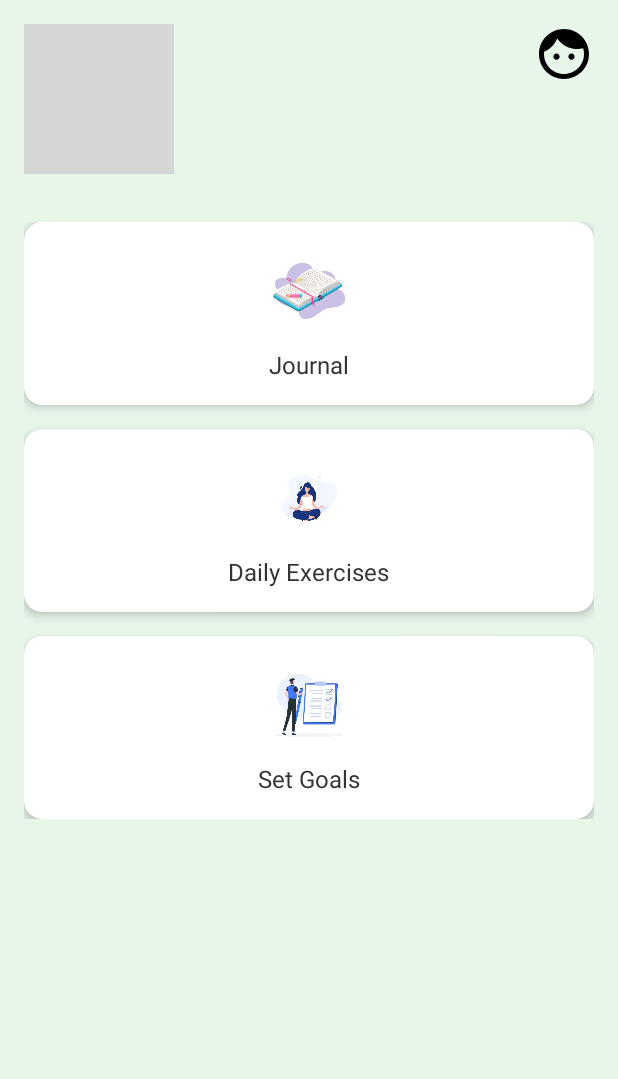
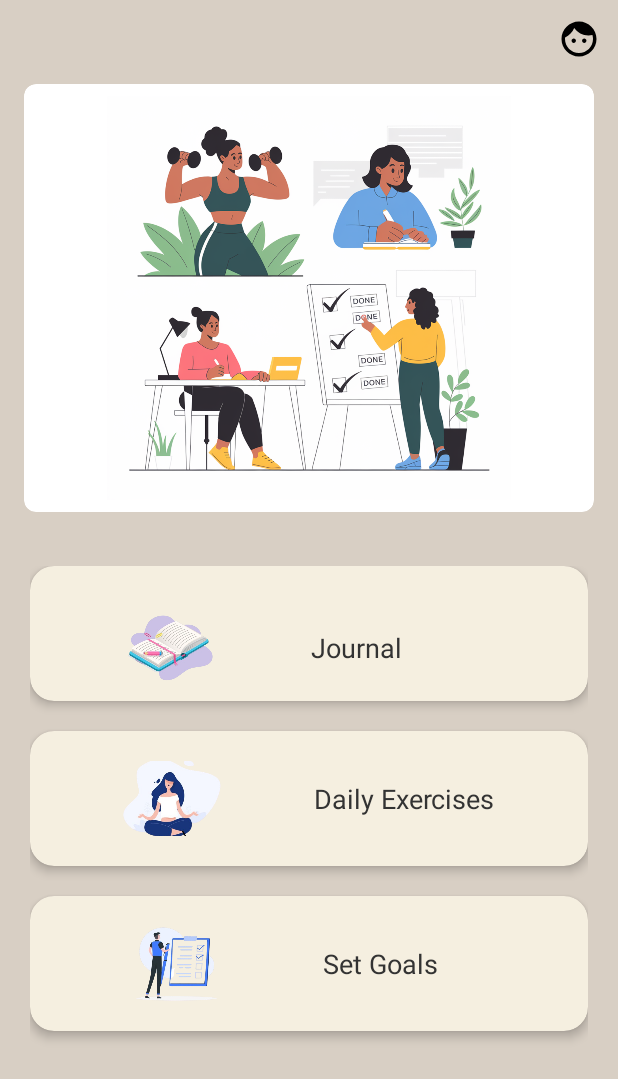
Before and after one commit to novacanefrank/NovanaAndroid, an Android app: the DashboardActivity screen opened directly, with no data from a screen before it, on a phone screen of 412 x 824 dp. Shown: the top 1079 px of the screen. Run offline under Robolectric (Android 15) with nearby library versions, the phone set to English and light mode, and no system bars; our stand-ins replace Firebase (no records; nobody signed in at launch, a user with empty details on screens opened directly); grey boxes are pictures that could not be loaded.

Commit message:
xml files

```diff
--- a/app/src/main/res/layout/activity_dashboard.xml
+++ b/app/src/main/res/layout/activity_dashboard.xml
@@ -4,156 +4,164 @@
     xmlns:tools="http://schemas.android.com/tools"
     android:layout_width="match_parent"
     android:layout_height="match_parent"
-    android:background="#E8F5E9"
+    android:background="@color/soft_beige"
 tools:context=".ui.activity.DashboardActivity">
 
     <ImageView
         android:id="@+id/userProfileIcon"
-        android:layout_width="40dp"
-        android:layout_height="40dp"
+        android:layout_width="28dp"
+        android:layout_height="28dp"
         android:src="@drawable/baseline_face_24"
         android:contentDescription="User Profile"
         app:layout_constraintTop_toTopOf="parent"
         app:layout_constraintEnd_toEndOf="parent"
-        android:layout_margin="16dp"/>
+        android:layout_margin="12dp" />
 
+    <androidx.cardview.widget.CardView
+        android:id="@+id/dashboardImageContainer"
+        android:layout_width="0dp"
+        android:layout_height="wrap_content"
+        android:layout_marginHorizontal="16dp"
+        android:layout_marginTop="16dp"
+        app:cardCornerRadius="8dp"
+        app:cardElevation="0dp"
+        app:cardBackgroundColor="#FFFFFF"
+        app:layout_constraintStart_toStartOf="parent"
+        app:layout_constraintEnd_toEndOf="parent"
+        app:layout_constraintTop_toBottomOf="@id/userProfileIcon">
 
         <ImageView
             android:id="@+id/dashboardImage"
-        android:layout_width="100dp"
-    android:layout_height="100dp"
-    android:src="@drawable/your_image"
+            android:layout_width="match_parent"
+            android:layout_height="285dp"
+            android:adjustViewBounds="true"
             android:contentDescription="Dashboard Image"
+            android:padding="8dp"
             android:scaleType="fitCenter"
-    app:layout_constraintTop_toTopOf="parent"
-    app:layout_constraintStart_toStartOf="parent"
-    android:layout_margin="16dp"/>
+            android:src="@drawable/dashboard" />
+    </androidx.cardview.widget.CardView>
 
-    <androidx.constraintlayout.widget.ConstraintLayout
-        android:id="@+id/gridContainer"
-        android:layout_width="0dp"
-        android:layout_height="wrap_content"
-        app:layout_constraintTop_toBottomOf="@id/dashboardImage"
+    <LinearLayout
+        android:id="@+id/cardsContainer"
+        android:layout_width="match_parent"
+        android:layout_height="0dp"
+        android:orientation="vertical"
+        android:padding="20dp"
+        app:layout_constraintTop_toBottomOf="@id/dashboardImageContainer"
+        app:layout_constraintBottom_toBottomOf="parent"
         app:layout_constraintStart_toStartOf="parent"
         app:layout_constraintEnd_toEndOf="parent"
-    android:layout_marginTop="16dp"
-    android:padding="16dp">
+        android:layout_marginTop="16dp">
 
         <androidx.cardview.widget.CardView
             android:id="@+id/journalCard"
-        android:layout_width="0dp"
-        android:layout_height="wrap_content"
-        app:cardCornerRadius="12dp"
+            android:layout_width="match_parent"
+            android:layout_height="90dp"
+            app:cardCornerRadius="16dp"
+            android:backgroundTint="#F5EFE0"
             app:cardElevation="4dp"
             app:cardBackgroundColor="#FFFFFF"
-        app:layout_constraintTop_toTopOf="parent"
-        app:layout_constraintStart_toStartOf="parent"
-        app:layout_constraintEnd_toEndOf="parent">
+            android:layout_marginBottom="20dp">
 
             <LinearLayout
                 android:layout_width="match_parent"
-            android:layout_height="wrap_content"
-            android:orientation="vertical"
-            android:padding="16dp"
-            android:gravity="center">
+                android:layout_height="109dp"
+                android:gravity="center_vertical"
+                android:orientation="horizontal"
+                android:padding="20dp">
 
                 <ImageView
-                android:layout_width="60dp"
-                android:layout_height="60dp"
-                android:src="@drawable/write"
-                android:contentDescription="Journal"/>
+                    android:layout_width="147dp"
+                    android:layout_height="69dp"
+                    android:contentDescription="Journal"
+                    android:src="@drawable/write" />
 
                 <TextView
                     android:layout_width="wrap_content"
                     android:layout_height="wrap_content"
+                    android:layout_marginStart="20dp"
                     android:text="Journal"
                     android:textColor="#333333"
-                android:textSize="16sp"
-                android:layout_marginTop="8dp"/>
+                    android:textSize="18sp" />
             </LinearLayout>
         </androidx.cardview.widget.CardView>
 
         <androidx.cardview.widget.CardView
             android:id="@+id/dailyExercisesCard"
-        android:layout_width="0dp"
-        android:layout_height="wrap_content"
-        app:cardCornerRadius="12dp"
+            android:layout_width="match_parent"
+            android:backgroundTint="#F5EFE0"
+            android:layout_height="90dp"
+
+            app:cardCornerRadius="16dp"
             app:cardElevation="4dp"
             app:cardBackgroundColor="#FFFFFF"
-        app:layout_constraintTop_toBottomOf="@id/journalCard"
-        app:layout_constraintStart_toStartOf="parent"
-        app:layout_constraintEnd_toEndOf="parent"
-        android:layout_marginTop="16dp">
+            android:layout_marginBottom="20dp">
 
             <LinearLayout
                 android:layout_width="match_parent"
-            android:layout_height="wrap_content"
-            android:orientation="vertical"
-            android:padding="16dp"
-            android:gravity="center">
+                android:layout_height="match_parent"
+                android:orientation="horizontal"
+                android:padding="20dp"
+                android:gravity="center_vertical">
 
                 <ImageView
-                android:layout_width="60dp"
-                android:layout_height="60dp"
-                android:src="@drawable/exerc"
-                android:contentDescription="Daily Exercises"/>
+                    android:layout_width="149dp"
+                    android:layout_height="77dp"
+                    android:contentDescription="Daily Exercises"
+                    android:src="@drawable/exerc" />
 
                 <TextView
                     android:layout_width="wrap_content"
                     android:layout_height="wrap_content"
                     android:text="Daily Exercises"
                     android:textColor="#333333"
-                android:textSize="16sp"
-                android:layout_marginTop="8dp"/>
+                    android:textSize="18sp"
+                    android:layout_marginStart="20dp"/>
             </LinearLayout>
         </androidx.cardview.widget.CardView>
 
         <androidx.cardview.widget.CardView
             android:id="@+id/setGoalsCard"
-        android:layout_width="0dp"
-        android:layout_height="wrap_content"
-        app:cardCornerRadius="12dp"
+            android:layout_width="match_parent"
+            android:layout_height="90dp"
+            app:cardCornerRadius="16dp"
+            android:backgroundTint="#F5EFE0"
             app:cardElevation="4dp"
-        app:cardBackgroundColor="#FFFFFF"
-        app:layout_constraintTop_toBottomOf="@id/dailyExercisesCard"
-        app:layout_constraintStart_toStartOf="parent"
-        app:layout_constraintEnd_toEndOf="parent"
-        android:layout_marginTop="16dp">
+            app:cardBackgroundColor="#FFFFFF">
 
             <LinearLayout
                 android:layout_width="match_parent"
-            android:layout_height="wrap_content"
-            android:orientation="vertical"
-            android:padding="16dp"
-            android:gravity="center">
+                android:layout_height="match_parent"
+                android:orientation="horizontal"
+                android:padding="20dp"
+                android:gravity="center_vertical">
 
                 <ImageView
-                android:layout_width="60dp"
-                android:layout_height="60dp"
-                android:src="@drawable/goal"
-                android:contentDescription="Set Goals"/>
+                    android:layout_width="155dp"
+                    android:layout_height="70dp"
+                    android:contentDescription="Set Goals"
+                    android:src="@drawable/goal" />
 
                 <TextView
                     android:layout_width="wrap_content"
                     android:layout_height="wrap_content"
                     android:text="Set Goals"
                     android:textColor="#333333"
-                android:textSize="16sp"
-                android:layout_marginTop="8dp"/>
+                    android:textSize="18sp"
+                    android:layout_marginStart="20dp"/>
             </LinearLayout>
         </androidx.cardview.widget.CardView>
-</androidx.constraintlayout.widget.ConstraintLayout>
+    </LinearLayout>
 
     <FrameLayout
         android:id="@+id/fragmentContainer"
         android:layout_width="0dp"
         android:layout_height="0dp"
-app:layout_constraintTop_toBottomOf="@id/dashboardImage"
+        app:layout_constraintTop_toBottomOf="@id/dashboardImageContainer"
         app:layout_constraintStart_toStartOf="parent"
         app:layout_constraintEnd_toEndOf="parent"
         app:layout_constraintBottom_toBottomOf="parent"
         android:layout_margin="16dp"
         android:background="#FFFFFF"
         android:visibility="gone"/>
-
 </androidx.constraintlayout.widget.ConstraintLayout>
--- a/app/src/main/res/values/colors.xml
+++ b/app/src/main/res/values/colors.xml
@@ -21,6 +21,7 @@
     <color name="soft_beige">#D8CFC4</color>
     <color name="warm_brown_orange">#B65C3B</color>
     <color name="warm_earth_tone">#F48864</color>
-    <color name="warm_brown">#92765E</color>
+    <color name="warm_brown">#4B3F34</color>
+
 
 </resources>
```
Also changed, not shown: app/src/main/java/com/example/novana/ui/activity/DashboardActivity.kt (+11 -6 lines), app/src/main/java/com/example/novana/ui/fragment/JournalFragment.kt (+7 -6 lines), app/src/main/res/layout/dialog_profile.xml (+0 -9 lines), app/src/main/res/layout/fragment_exercises.xml (+7 -3 lines), app/src/main/res/layout/fragment_goals.xml (+8 -3 lines), app/src/main/res/layout/fragment_journal.xml (+23 -6 lines), app/src/main/res/layout/item_journal_entry.xml (+21 -11 lines), app/src/main/java/com/example/novana/adapter/JournalEntriesAdapter.kt (line endings or trailing spaces), app/src/main/res/drawable/dashboard.png (added), app/src/main/res/drawable/nice.jpg (deleted). Lines whose indentation alone changed are shown as unchanged.
